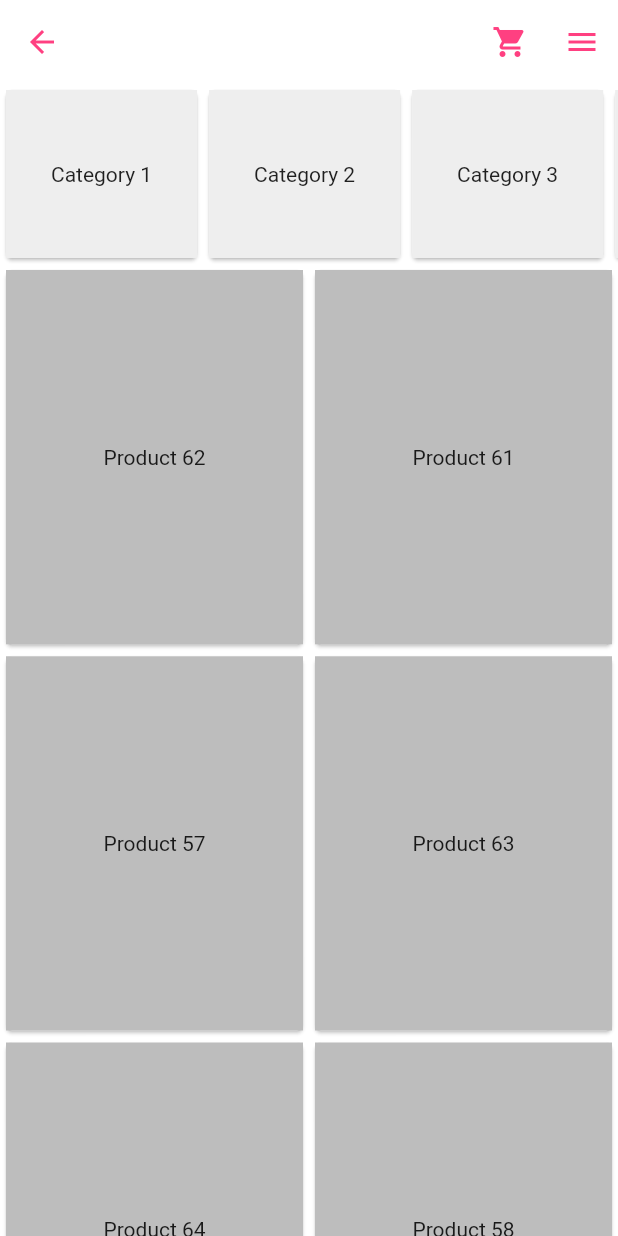
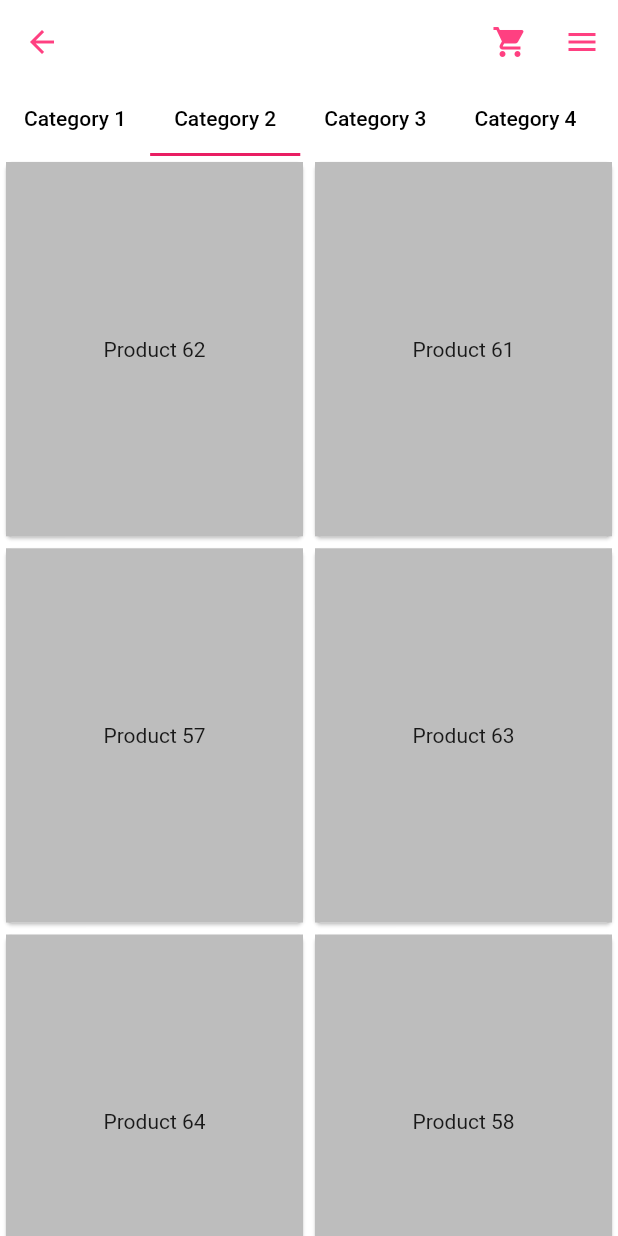
Before and after one commit to kennest/SkinIndustry_MobileApp, a Flutter app: the ShoppingPage screen opened directly, on a phone screen of 412 x 824 dp. Run offline on Flutter 3.47's test engine with Material 2 defaults, Android fonts, the phone set to English and light mode, and no system bars; network calls fail.

Commit message:
26/02/2019

```diff
--- a/lib/pages/shopping_page.dart
+++ b/lib/pages/shopping_page.dart
@@ -37,13 +37,13 @@ String categoriesJson = '{"categories":['
   @override
   void initState() {
     super.initState();
-    tabController =
-        TabController(length: number_category, vsync: this, initialIndex: 1);
         Map<String, dynamic> decoded = json.decode(productsJson);
     products = decoded['last'];
 
     Map<String, dynamic> decodedCategories = json.decode(categoriesJson);
     categories = decodedCategories['categories'];
+        tabController =
+        TabController(length: categories.length, vsync: this, initialIndex: 1);
   }
 
   @override
@@ -55,29 +55,15 @@ String categoriesJson = '{"categories":['
         controller: _scrollController,
         slivers: <Widget>[
           SliverToBoxAdapter(
-            child: SizedBox(
-              height: 120.0,
-              child: ListView.builder(
-                scrollDirection: Axis.horizontal,
-                itemBuilder: (context, index) {
-                  Map<String, String> category =
-                      categories[index].cast<String, String>();
-                  return Card(
-                    child: Container(
-                      height: double.infinity,
-                      color: Colors.grey[200],
-                      child: Center(
-                        child: Padding(
-                          padding: EdgeInsets.all(30.0),
-                          child: Text(category["name"]),
-                        ),
-                      ),
-                    ),
-                  );
-                },
-                itemCount: categories.length,
+            child: Container(
+              color: Colors.white,
+              child:  TabBar(
+                isScrollable: true,
+                indicatorColor: Colors.pink,
+                controller: tabController,
+                tabs: getTabs(number: categories.length)
               ),
-            ),
+            )
           ),
           SliverGrid(
             gridDelegate: SliverGridDelegateWithFixedCrossAxisCount(
@@ -118,10 +104,13 @@ String categoriesJson = '{"categories":['
   }
 
   List<Widget> getTabs({int number}) {
+
     List<Widget> tabs = [];
     for (var i = 0; i < number; i++) {
+       Map<String, String> category =
+                      categories[i].cast<String, String>();
       tabs.add(Tab(
-        child: Text('Sofa', style: TextStyle(color: Colors.black)),
+        child: Text('${category['name']}', style: TextStyle(color: Colors.black)),
       ));
     }
     return tabs;
```
